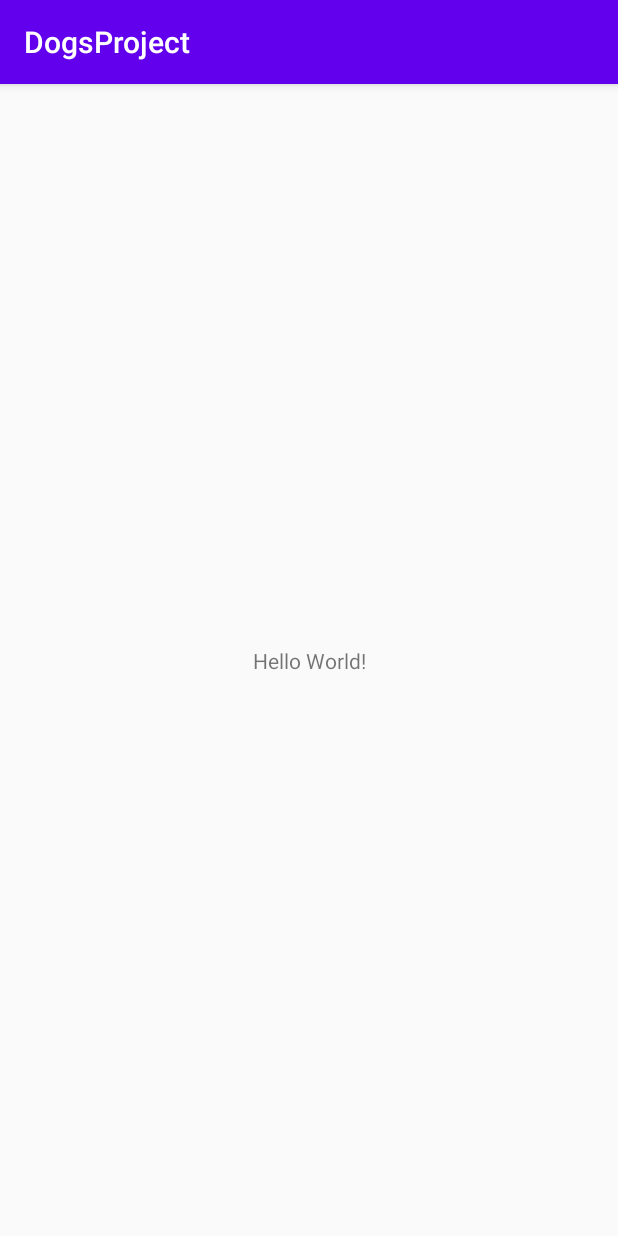
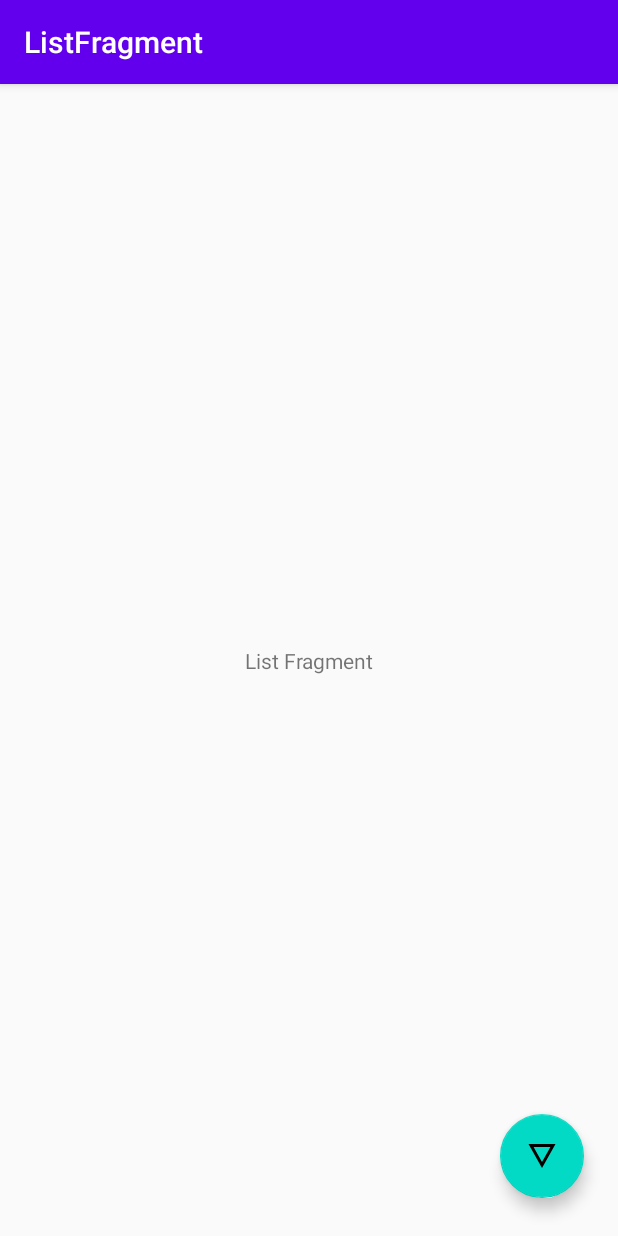
Before and after one commit to lzancan/DogsProject, an Android app: the screen it shows after launch (MainActivity), on a phone screen of 412 x 824 dp. Run offline under Robolectric (Android 15) with nearby library versions, the phone set to English and light mode, and no system bars; our stand-ins replace data binding, navigation-ui.

Commit message:
Navigation Setup

```diff
--- a/app/build.gradle
+++ b/app/build.gradle
@@ -28,6 +28,8 @@ android {
             proguardFiles getDefaultProguardFile('proguard-android-optimize.txt'), 'proguard-rules.pro'
         }
     }
+
+    dataBinding.enabled = true
 
 }
 
--- a/app/src/main/AndroidManifest.xml
+++ b/app/src/main/AndroidManifest.xml
@@ -9,7 +9,7 @@
         android:roundIcon="@mipmap/ic_dog_round"
         android:supportsRtl="true"
         android:theme="@style/AppTheme">
-        <activity android:name=".MainActivity">
+        <activity android:name=".view.MainActivity">
             <intent-filter>
                 <action android:name="android.intent.action.MAIN" />
 
--- /dev/null
+++ b/app/src/main/java/com/example/dogsproject/view/ListFragment.kt
@@ -0,0 +1,32 @@
+package com.example.dogsproject.view
+
+import android.os.Bundle
+import androidx.fragment.app.Fragment
+import android.view.LayoutInflater
+import android.view.View
+import android.view.ViewGroup
+import androidx.navigation.Navigation
+
+import com.example.dogsproject.R
+import kotlinx.android.synthetic.main.fragment_list.*
+
+class ListFragment : Fragment() {
+
+    override fun onCreateView(
+        inflater: LayoutInflater, container: ViewGroup?,
+        savedInstanceState: Bundle?
+    ): View? {
+        // Inflate the layout for this fragment
+        return inflater.inflate(R.layout.fragment_list, container, false)
+    }
+
+    override fun onViewCreated(view: View, savedInstanceState: Bundle?) {
+        super.onViewCreated(view, savedInstanceState)
+        buttonDetails.setOnClickListener{
+            val action = ListFragmentDirections.actionDetailFragment()
+            action.dogId = 5
+            Navigation.findNavController(it).navigate(action)
+        }
+    }
+
+}
--- /dev/null
+++ b/app/src/main/java/com/example/dogsproject/view/MainActivity.kt
@@ -0,0 +1,24 @@
+package com.example.dogsproject.view
+
+import androidx.appcompat.app.AppCompatActivity
+import android.os.Bundle
+import androidx.navigation.NavController
+import androidx.navigation.Navigation
+import androidx.navigation.ui.NavigationUI
+import com.example.dogsproject.R
+
+class MainActivity : AppCompatActivity() {
+
+    private lateinit var navController: NavController
+    override fun onCreate(savedInstanceState: Bundle?) {
+        super.onCreate(savedInstanceState)
+        setContentView(R.layout.activity_main)
+
+        navController = Navigation.findNavController(this, R.id.fragment2)
+        NavigationUI.setupActionBarWithNavController(this, navController)
+    }
+
+    override fun onSupportNavigateUp(): Boolean {
+        return NavigationUI.navigateUp(navController, null)
+    }
+}
--- /dev/null
+++ b/app/src/main/res/drawable/ic_details.xml
@@ -0,0 +1,9 @@
+<vector xmlns:android="http://schemas.android.com/apk/res/android"
+        android:width="24dp"
+        android:height="24dp"
+        android:viewportWidth="24.0"
+        android:viewportHeight="24.0">
+    <path
+        android:fillColor="#FF000000"
+        android:pathData="M3,4l9,16 9,-16L3,4zM6.38,6h11.25L12,16 6.38,6z"/>
+</vector>
--- a/app/src/main/res/layout/activity_main.xml
+++ b/app/src/main/res/layout/activity_main.xml
@@ -4,15 +4,23 @@
     xmlns:tools="http://schemas.android.com/tools"
     android:layout_width="match_parent"
     android:layout_height="match_parent"
-    tools:context=".MainActivity">
+    tools:context=".view.MainActivity">
 
-    <TextView
-        android:layout_width="wrap_content"
-        android:layout_height="wrap_content"
-        android:text="Hello World!"
+    <fragment
+        android:id="@+id/fragment2"
+        android:name="androidx.navigation.fragment.NavHostFragment"
+        android:layout_width="0dp"
+        android:layout_height="0dp"
+        android:layout_marginStart="1dp"
+        android:layout_marginLeft="1dp"
+        android:layout_marginTop="1dp"
+        android:layout_marginEnd="1dp"
+        android:layout_marginRight="1dp"
+        android:layout_marginBottom="1dp"
+        app:defaultNavHost="true"
         app:layout_constraintBottom_toBottomOf="parent"
-        app:layout_constraintLeft_toLeftOf="parent"
-        app:layout_constraintRight_toRightOf="parent"
-        app:layout_constraintTop_toTopOf="parent" />
-
+        app:layout_constraintEnd_toEndOf="parent"
+        app:layout_constraintStart_toStartOf="parent"
+        app:layout_constraintTop_toTopOf="parent"
+        app:navGraph="@navigation/dog_navigation" />
 </androidx.constraintlayout.widget.ConstraintLayout>
--- /dev/null
+++ b/app/src/main/res/layout/fragment_list.xml
@@ -0,0 +1,36 @@
+<?xml version="1.0" encoding="utf-8"?>
+<layout xmlns:android="http://schemas.android.com/apk/res/android"
+    xmlns:app="http://schemas.android.com/apk/res-auto"
+    xmlns:tools="http://schemas.android.com/tools">
+
+    <androidx.constraintlayout.widget.ConstraintLayout
+        android:layout_width="match_parent"
+        android:layout_height="match_parent"
+        tools:context=".view.ListFragment">
+
+        <TextView
+            android:id="@+id/textView"
+            android:layout_width="wrap_content"
+            android:layout_height="wrap_content"
+            android:text="@string/list_fragment"
+            app:layout_constraintBottom_toBottomOf="parent"
+            app:layout_constraintEnd_toEndOf="parent"
+            app:layout_constraintStart_toStartOf="parent"
+            app:layout_constraintTop_toTopOf="parent" />
+
+        <com.google.android.material.floatingactionbutton.FloatingActionButton
+            android:id="@+id/buttonDetails"
+            android:layout_width="wrap_content"
+            android:layout_height="wrap_content"
+            android:layout_marginEnd="21dp"
+            android:layout_marginRight="21dp"
+            android:layout_marginBottom="24dp"
+            android:clickable="true"
+            android:focusable="true"
+            android:src="@drawable/ic_details"
+            app:layout_constraintBottom_toBottomOf="parent"
+            app:layout_constraintEnd_toEndOf="parent" />
+
+    </androidx.constraintlayout.widget.ConstraintLayout>
+
+</layout>
--- /dev/null
+++ b/app/src/main/res/navigation/dog_navigation.xml
@@ -0,0 +1,29 @@
+<?xml version="1.0" encoding="utf-8"?>
+<navigation xmlns:android="http://schemas.android.com/apk/res/android"
+    xmlns:app="http://schemas.android.com/apk/res-auto" android:id="@+id/dog_navigation"
+    app:startDestination="@id/listFragment">
+
+    <fragment
+        android:id="@+id/listFragment"
+        android:name="com.example.dogsproject.view.ListFragment"
+        android:label="ListFragment" >
+        <action
+            android:id="@+id/action_detail_fragment"
+            app:destination="@id/detailFragment"
+            app:enterAnim="@anim/nav_default_enter_anim"
+            app:exitAnim="@anim/nav_default_exit_anim" />
+    </fragment>
+    <fragment
+        android:id="@+id/detailFragment"
+        android:name="com.example.dogsproject.view.DetailFragment"
+        android:label="DetailFragment" >
+        <action
+            android:id="@+id/action_list_fragment"
+            app:destination="@id/listFragment"
+            app:enterAnim="@anim/nav_default_pop_enter_anim"
+            app:exitAnim="@anim/nav_default_pop_exit_anim" />
+        <argument android:name="dogId"
+            android:defaultValue="0"
+            app:argType="integer"/>
+    </fragment>
+</navigation>
--- a/app/src/main/res/values/strings.xml
+++ b/app/src/main/res/values/strings.xml
@@ -1,3 +1,8 @@
 <resources>
     <string name="app_name">DogsProject</string>
+
+    <!-- TODO: Remove or change this placeholder text -->
+    <string name="hello_blank_fragment">Hello blank fragment</string>
+    <string name="list_fragment">List Fragment</string>
+    <string name="details_fragment">Details Fragment</string>
 </resources>
```
Also changed, not shown: app/src/main/java/com/example/dogsproject/MainActivity.kt (deleted, +0 -12 lines), app/src/main/java/com/example/dogsproject/view/DetailFragment.kt (added, +39 -0 lines), app/src/main/res/drawable/ic_list.xml (added, +9 -0 lines), app/src/main/res/layout/fragment_detail.xml (added, +34 -0 lines).
